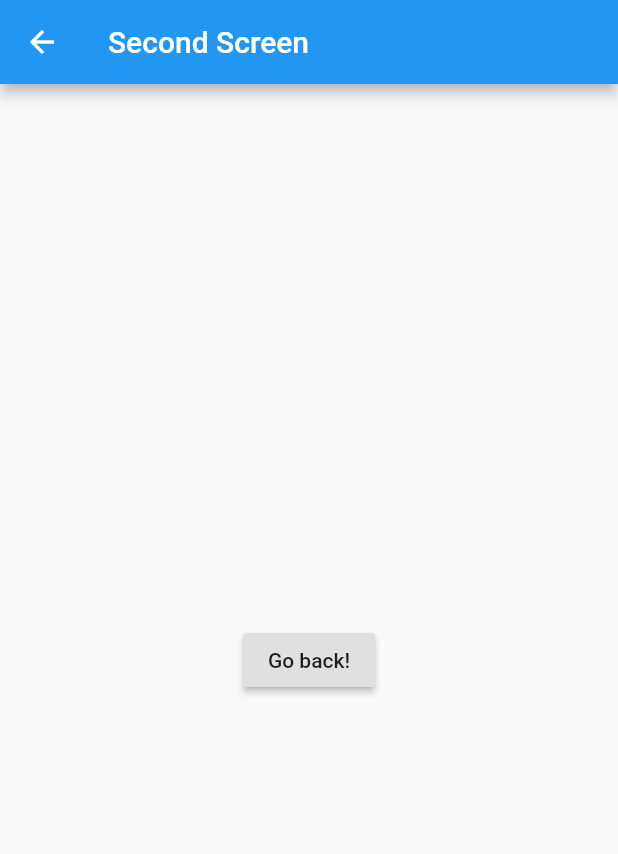
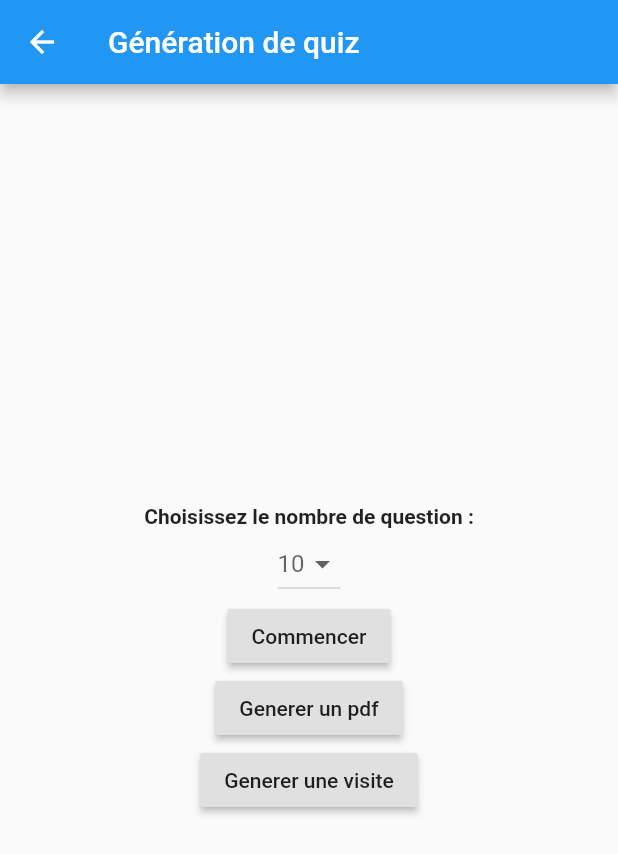
Before and after one commit to Raph-hsyuan/projet-janvier-19-pns-ps7-18-19-iam, a Flutter app: the screen it shows after launch, after a tap on "Générer Quiz personnalisé", on a phone screen of 412 x 824 dp. Shown: the top 854 px of the screen. Run offline on Flutter 3.47's test engine with Material 2 defaults, Android fonts, the phone set to English and light mode, and no system bars.

Commit message:
#5 : Interface quiz perso

```diff
--- /dev/null
+++ b/polymuseum/lib/genQuizPersoScreen.dart
@@ -0,0 +1,104 @@
+import 'dart:math';
+
+import 'package:flutter/material.dart';
+import 'package:polymuseum/genVisitScreen.dart';
+import 'package:polymuseum/pdf.dart';
+import 'package:polymuseum/quizPersoScreen.dart';
+
+class GenQuizPersoScreen extends StatefulWidget {
+
+  GenQuizPersoScreen({Key key}) : super(key: key);
+
+  @override
+  _GenQuizPersoScreenState createState() => _GenQuizPersoScreenState();
+
+}
+
+class _GenQuizPersoScreenState extends State<GenQuizPersoScreen> {
+
+  List<int> nbQuiz = [10, 11, 12, 13, 14, 15, 16, 17, 18, 19, 20];
+  int selectedNb = 10;
+  List<String> objectsIds = ["1", "2", "3", "4", "5", "6", "7", "8", "9", "10", "11", "12", "13", "14", "15", "16", "17", "18", "19", "20"];
+  List<String> objectsIdsBuffer;
+  List<String> selectedObjectsIds = [];
+  String seed = "";
+
+  @override
+  Widget build(BuildContext context) {
+    objectsIdsBuffer = objectsIds;
+    return Scaffold(
+      appBar: AppBar(
+        title: Text("Génération de quiz"),
+      ),
+      body: Center(
+        child: new Column(
+          mainAxisAlignment: MainAxisAlignment.center,
+          children: <Widget>[
+            Text(
+              'Choisissez le nombre de question :',
+              textAlign: TextAlign.center,
+              overflow: TextOverflow.ellipsis,
+              style: TextStyle(fontWeight: FontWeight.bold),
+            ),
+            DropdownButton<int>(
+                items: nbQuiz.map((int val) {
+                  return new DropdownMenuItem<int>(
+                    value: val,
+                    child: new Text(val.toString()),
+                  );
+                }).toList(),
+                hint: Text("$selectedNb"),
+                onChanged: (newVal) {
+                  selectedNb = newVal;
+                  setState(() {
+                    print('objet selectionne : $selectedNb');
+                  });
+                }
+            ),
+            RaisedButton(
+              child: Text('Commencer'),
+              onPressed: () {
+                final _random = new Random();
+                while(!(selectedObjectsIds.length == selectedNb)){
+                  String element = objectsIdsBuffer[_random.nextInt(objectsIdsBuffer.length)];
+                  if(!selectedObjectsIds.contains(element)) {
+                    selectedObjectsIds.add(element);
+                  }
+                }
+                Navigator.push(
+                  context,
+                  MaterialPageRoute(builder: (context) => QuizPersoScreen(objectsIds : selectedObjectsIds)),
+                );
+              },
+            ),
+            RaisedButton(
+              child: Text('Generer un pdf'),
+              onPressed: () {
+                final _random = new Random();
+                while(!(selectedObjectsIds.length == selectedNb)){
+                  String element = objectsIdsBuffer[_random.nextInt(objectsIdsBuffer.length)];
+                  if(!selectedObjectsIds.contains(element)) {
+                    selectedObjectsIds.add(element);
+                  }
+                }
+                Navigator.push(
+                  context,
+                  MaterialPageRoute(builder: (context) => Pdf()),
+                );
+              },
+            ),
+            RaisedButton(
+              child: Text('Generer une visite'),
+              onPressed: () {
+                Navigator.push(
+                  context,
+                  MaterialPageRoute(builder: (context) => GenVisitScreen(objectsIds : objectsIds)),
+                );
+              },
+            ),
+          ],
+        ),
+      ),
+    );
+  }
+}
--- a/polymuseum/lib/main.dart
+++ b/polymuseum/lib/main.dart
@@ -1,6 +1,7 @@
 
 
 import 'package:flutter/material.dart';
+import 'package:polymuseum/genQuizPersoScreen.dart';
 import 'package:polymuseum/secondScreen.dart';
 
 void main() {
@@ -53,7 +54,7 @@ class FirstScreen extends StatelessWidget {
                 onPressed: () {
                   Navigator.push(
                     context,
-                    MaterialPageRoute(builder: (context) => SecondScreen()),
+                    MaterialPageRoute(builder: (context) => GenQuizPersoScreen()),
                   );
                 },
               ),
```
Also changed, not shown: polymuseum/lib/genVisitScreen.dart (added, +36 -0 lines), polymuseum/lib/pdf.dart (added, +20 -0 lines), polymuseum/lib/quizPersoScreen.dart (added, +24 -0 lines).
